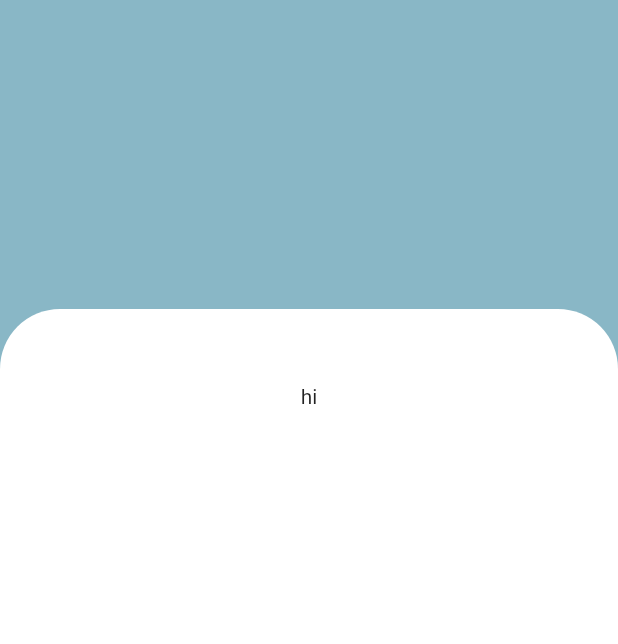
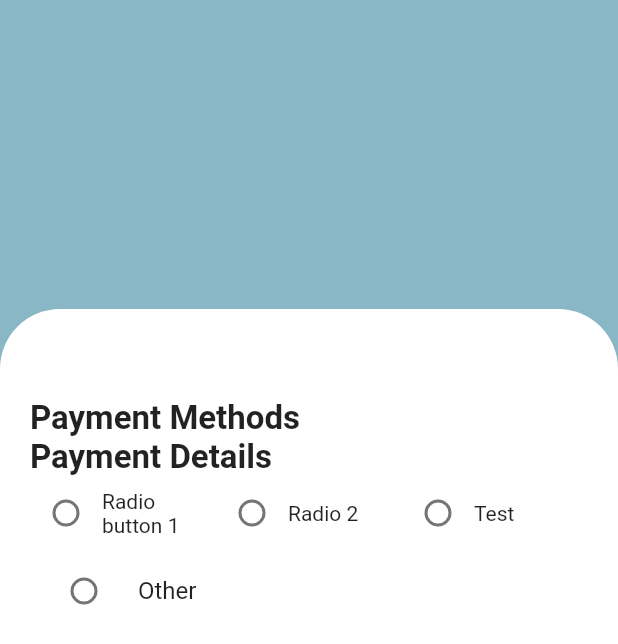
Before and after one commit to salmannaeem112215/flutter_figma_day2_catalog, a Flutter app: the screen it shows after launch, on a phone screen of 412 x 824 dp. Shown: the top 644 px of the screen. Run offline on Flutter 3.47's test engine with Material 2 defaults, Android fonts, the phone set to English and light mode, and no system bars.

Commit message:
Radio button issue

```diff
--- a/lib/screen/catalog_screen.dart
+++ b/lib/screen/catalog_screen.dart
@@ -1,7 +1,7 @@
-import 'package:flutter/cupertino.dart';
 import 'package:flutter/material.dart';
 import 'package:flutter/src/foundation/key.dart';
 import 'package:flutter/src/widgets/framework.dart';
+import '../widget/payment.dart';
 
 class CatalogScreen extends StatefulWidget {
   const CatalogScreen({Key? key}) : super(key: key);
@@ -32,14 +32,9 @@ class _CatalogScreenState extends State<CatalogScreen> {
             width: double.infinity,
             height: _mediaQuerry.size.height * 0.75,
             child: SingleChildScrollView(
-              child: Column(
-                mainAxisSize: MainAxisSize.min,
-                children: [
-                  SizedBox(
-                    height: 50,
-                  ),
-                  Text('hi')
-                ],
+              child: Padding(
+                padding: const EdgeInsets.all(20),
+                child: Payment(),
               ),
             ),
           ),
--- a/lib/widget/payment.dart
+++ b/lib/widget/payment.dart
@@ -8,8 +8,123 @@ class Payment extends StatefulWidget {
 }
 
 class _PaymentState extends State<Payment> {
+  String? gender;
   @override
   Widget build(BuildContext context) {
-    return Text('hi');
+    return Column(
+      mainAxisSize: MainAxisSize.min,
+      crossAxisAlignment: CrossAxisAlignment.start,
+      children: [
+        // Pagination
+        SizedBox(
+          height: 40,
+        ),
+
+        // Payment Methods
+        Text(
+          'Payment Methods',
+          style: TextStyle(
+            fontSize: 22,
+            fontWeight: FontWeight.bold,
+          ),
+        ),
+        Row(),
+
+        //Payment Details
+        Text(
+          'Payment Details',
+          style: TextStyle(
+            fontSize: 22,
+            fontWeight: FontWeight.bold,
+          ),
+        ),
+        Row(
+          children: [
+            // RadioListTile(
+            //   title: Text("Male"),
+            //   value: "male",
+            //   groupValue: gender,
+            //   onChanged: (value) {
+            //     setState(() {
+            //       gender = value.toString();
+            //     });
+            //   },
+            // ),
+            // RadioListTile(
+            //   title: Text("Female"),
+            //   value: "female",
+            //   groupValue: gender,
+            //   onChanged: (value) {
+            //     setState(() {
+            //       gender = value.toString();
+            //     });
+            //   },
+            // ),
+          ],
+        ),
+
+        Container(
+          child: Column(
+            children: [
+              Row(
+                children: [
+                  Flexible(
+                    flex: 1,
+                    child: Row(
+                      children: [
+                        Radio(
+                            value: 1,
+                            groupValue: 'null',
+                            onChanged: (index) {}),
+                        Expanded(
+                            child: Text(
+                          'Radio button 1',
+                          maxLines: 2,
+                        ))
+                      ],
+                    ),
+                  ),
+                  Flexible(
+                    flex: 1,
+                    child: Row(
+                      children: [
+                        Radio(
+                            value: 1,
+                            groupValue: 'null',
+                            onChanged: (index) {}),
+                        Text('Radio 2')
+                      ],
+                    ),
+                  ),
+                  Flexible(
+                    flex: 1,
+                    child: Row(
+                      children: [
+                        Radio(
+                            value: 1,
+                            groupValue: 'null',
+                            onChanged: (index) {}),
+                        Text('Test')
+                      ],
+                    ),
+                  ),
+                ],
+              ),
+            ],
+          ),
+        ),
+
+        RadioListTile(
+          title: Text("Other"),
+          value: "other",
+          groupValue: gender,
+          onChanged: (value) {
+            setState(() {
+              gender = value.toString();
+            });
+          },
+        ),
+      ],
+    );
   }
 }
```
